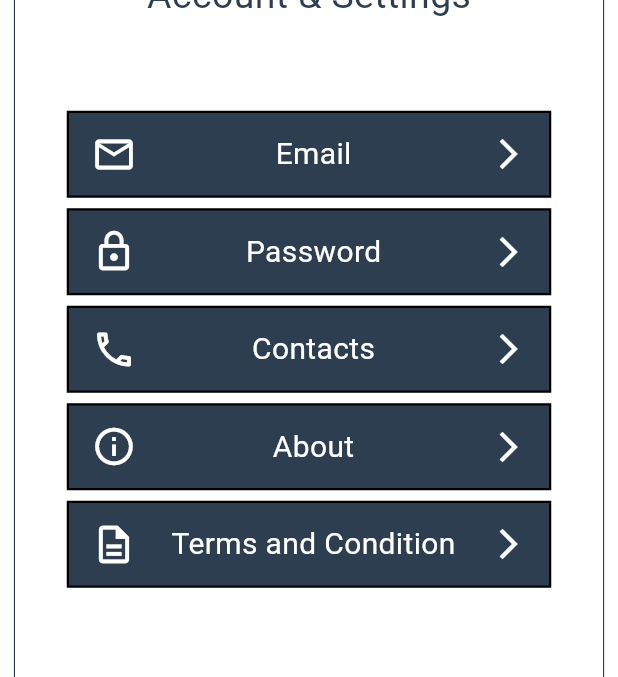
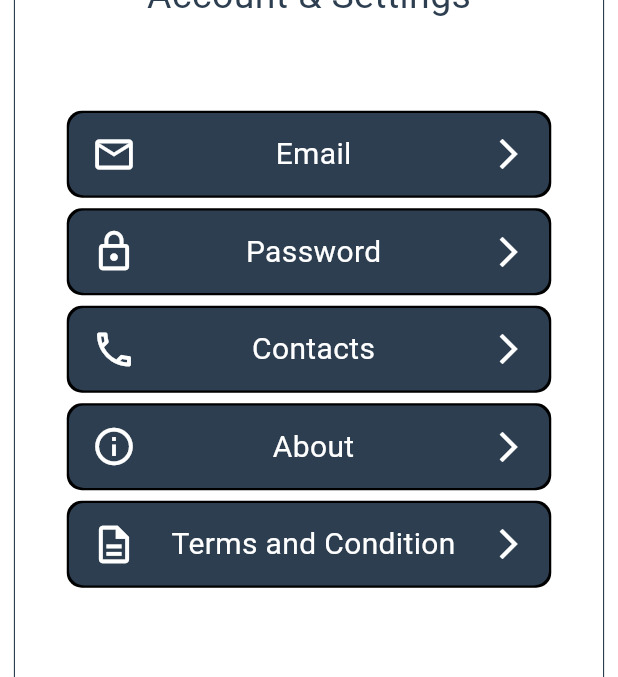
Before and after one commit to Jayr222/Sales_and_inventory_system, a Flutter app: the SettingsScreen screen opened directly, on a phone screen of 412 x 824 dp. Shown: the part 223-900 px from the top of the screen. Run offline on Flutter 3.47's test engine with Material 3 defaults, Android fonts, the phone set to English and light mode, and no system bars; our stand-ins replace cloud_firestore, firebase_auth, firebase_core; accounts and stored records are empty.

Commit message:
Save changes before merge

```diff
--- a/flutter_application_1/lib/Admin/ahome_screen.dart
+++ b/flutter_application_1/lib/Admin/ahome_screen.dart
@@ -19,8 +19,6 @@ class _HomeScreenState extends State<HomeScreen> {
           padding: const EdgeInsets.only(left: 25.0),
           child: Image.asset(
             'lib/assets/Shoppingicon.png',
-            width: 70,
-            height: 70,
             fit: BoxFit.contain,
           ),
         ),
@@ -28,8 +26,8 @@ class _HomeScreenState extends State<HomeScreen> {
           'MANAGER DASHBOARD',
           style: TextStyle(
             fontWeight: FontWeight.bold,
-            fontSize: 15,
-            color: Color.fromARGB(255, 44, 62, 80),
+            fontSize: 19,
+            color: Color.fromARGB(255, 0, 0, 0),
           ),
         ),
         actions: [
--- a/flutter_application_1/lib/Admin/asettings_screen.dart
+++ b/flutter_application_1/lib/Admin/asettings_screen.dart
@@ -15,7 +15,7 @@ class SettingsScreen extends StatelessWidget {
           child: Image.asset(
             'lib/assets/Shoppingicon.png',
             width: 70,
-            height: 70, // Keep height consistent for better apRpearance]
+            height: 70, // Keep height consistent for better appearance
             fit: BoxFit.contain,
           ),
         ),
@@ -101,6 +101,9 @@ class SettingsScreen extends StatelessWidget {
                                   boxShadow: [
                                     BoxShadow(spreadRadius: 1.5),
                                   ],
+                                  borderRadius: BorderRadius.all(
+                                      Radius.circular(
+                                          10)), // Added borderRadius
                                 ),
                                 height: 55,
                                 width: 320,
@@ -119,7 +122,9 @@ class SettingsScreen extends StatelessWidget {
                                     Text(
                                       'Email',
                                       style: TextStyle(
-                                          fontSize: 20, color: Colors.white),
+                                        fontSize: 20,
+                                        color: Colors.white,
+                                      ),
                                     ),
                                     Padding(
                                       padding: EdgeInsets.only(right: 15),
@@ -138,6 +143,9 @@ class SettingsScreen extends StatelessWidget {
                                 decoration: const BoxDecoration(
                                   color: Color(0xFF2C3E50),
                                   boxShadow: [BoxShadow(spreadRadius: 1.5)],
+                                  borderRadius: BorderRadius.all(
+                                      Radius.circular(
+                                          10)), // Added borderRadius
                                 ),
                                 height: 55,
                                 width: 320,
@@ -156,7 +164,9 @@ class SettingsScreen extends StatelessWidget {
                                     Text(
                                       'Password',
                                       style: TextStyle(
-                                          fontSize: 20, color: Colors.white),
+                                        fontSize: 20,
+                                        color: Colors.white,
+                                      ),
                                     ),
                                     Padding(
                                       padding: EdgeInsets.only(right: 15),
@@ -177,6 +187,9 @@ class SettingsScreen extends StatelessWidget {
                                   boxShadow: [
                                     BoxShadow(spreadRadius: 1.5),
                                   ],
+                                  borderRadius: BorderRadius.all(
+                                      Radius.circular(
+                                          10)), // Added borderRadius
                                 ),
                                 height: 55,
                                 width: 320,
@@ -218,6 +231,9 @@ class SettingsScreen extends StatelessWidget {
                                   boxShadow: [
                                     BoxShadow(spreadRadius: 1.5),
                                   ],
+                                  borderRadius: BorderRadius.all(
+                                      Radius.circular(
+                                          10)), // Added borderRadius
                                 ),
                                 height: 55,
                                 width: 320,
@@ -259,6 +275,9 @@ class SettingsScreen extends StatelessWidget {
                                   boxShadow: [
                                     BoxShadow(spreadRadius: 1.5),
                                   ],
+                                  borderRadius: BorderRadius.all(
+                                      Radius.circular(
+                                          10)), // Added borderRadius
                                 ),
                                 height: 55,
                                 width: 320,
```
